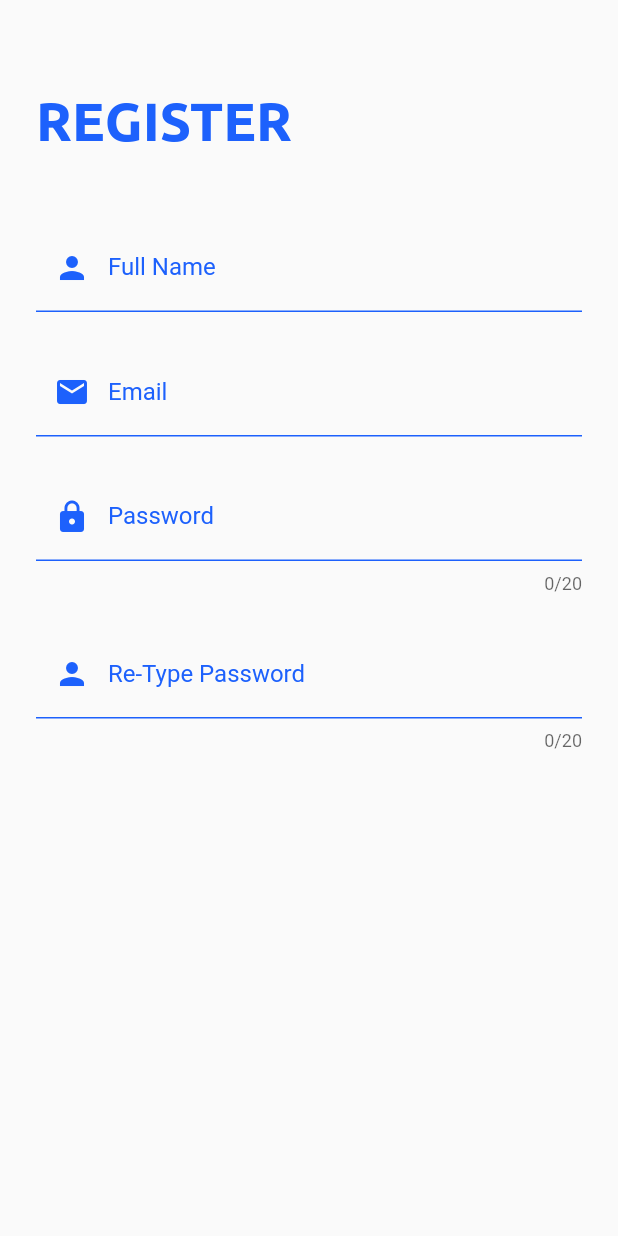
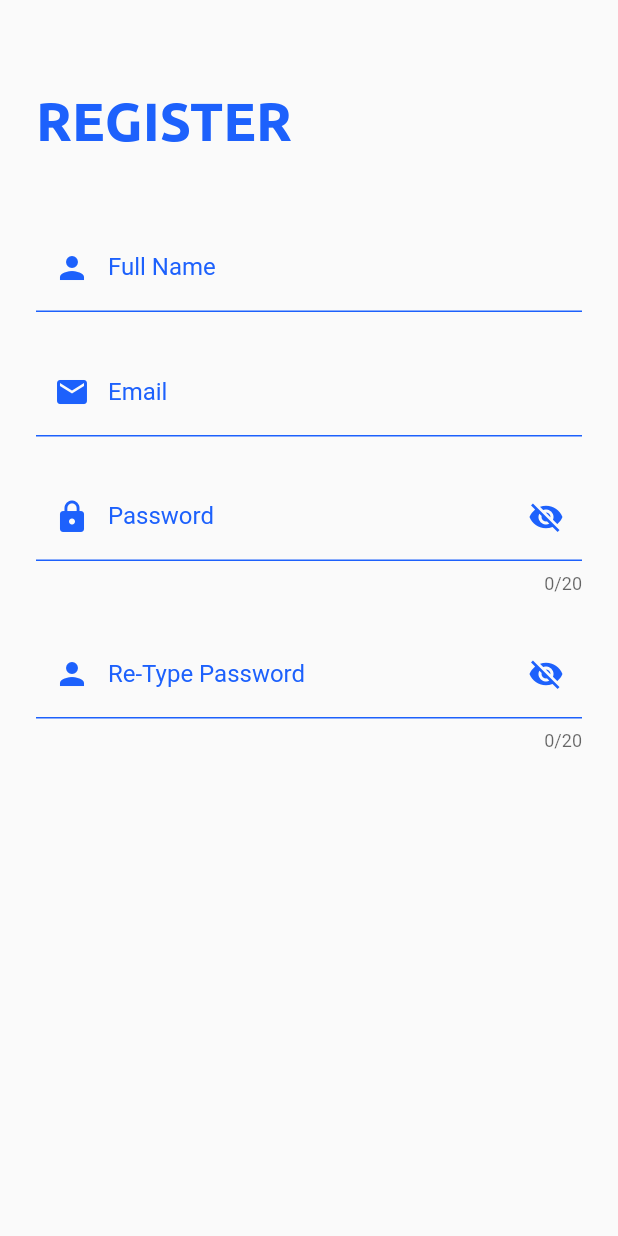
Before and after one commit to LapanganKita/LapanganKita-User, a Flutter app: the screen it shows after launch, on a phone screen of 412 x 824 dp. Run offline on Flutter 3.47's test engine with Material 2 defaults, Android fonts, the light colour scheme and no system bars; project files that could hold a hidden picture were left out.

Commit message:
menambahkan visibilty pada texfield password dan retype password

```diff
--- a/lib/screen/register_screen.dart
+++ b/lib/screen/register_screen.dart
@@ -6,6 +6,20 @@ class RegisterScreen extends StatefulWidget {
 }
 
 class _RegisterScreenState extends State<RegisterScreen> {
+  bool _showPassword = false;
+  bool _showretypepassword = false;
+  void _togglevisibilitypassword() {
+    setState(() {
+      _showPassword = !_showPassword;
+    });
+  }
+  void _togglevisibilityretype() {
+    setState(() {
+      _showretypepassword = !_showretypepassword;
+
+    });
+  }
+
   @override
   Widget build(BuildContext context) {
     return Scaffold(
@@ -60,7 +74,7 @@ class _RegisterScreenState extends State<RegisterScreen> {
           Container(
             margin: EdgeInsets.only(top: 24, left: 24, right: 24),
             child: TextFormField(
-              obscureText: true,
+              obscureText: !_showPassword,
               cursorColor: Theme.of(context).cursorColor,
               maxLength: 20,
               decoration: InputDecoration(
@@ -68,6 +82,15 @@ class _RegisterScreenState extends State<RegisterScreen> {
                     Icon(Icons.lock, color: Color.fromARGB(255, 29, 97, 252)),
                 labelText: 'Password',
                 hintText: "Type your Password",
+                suffixIcon: GestureDetector(
+                  onTap: () {
+                    _togglevisibilitypassword();
+                  },
+                  child: Icon(
+                    _showPassword ? Icons.visibility : Icons.visibility_off,
+                    color: Color.fromARGB(255, 29, 97, 252),
+                  ),
+                ),
                 labelStyle: TextStyle(color: Color.fromARGB(255, 29, 97, 252)),
                 enabledBorder: UnderlineInputBorder(
                   borderSide:
@@ -79,7 +102,7 @@ class _RegisterScreenState extends State<RegisterScreen> {
           Container(
             margin: EdgeInsets.only(top: 24, left: 24, right: 24),
             child: TextFormField(
-              obscureText: true,
+              obscureText: !_showretypepassword,
               cursorColor: Theme.of(context).cursorColor,
               maxLength: 20,
               decoration: InputDecoration(
@@ -87,6 +110,15 @@ class _RegisterScreenState extends State<RegisterScreen> {
                     Icon(Icons.person, color: Color.fromARGB(255, 29, 97, 252)),
                 labelText: 'Re-Type Password',
                 hintText: "Re-Type your Password",
+                suffixIcon: GestureDetector(
+                  onTap: () {
+                    _togglevisibilityretype();
+                  },
+                  child: Icon(
+                    _showretypepassword ? Icons.visibility : Icons.visibility_off,
+                    color: Color.fromARGB(255, 29, 97, 252),
+                  ),
+                ),
                 labelStyle: TextStyle(color: Color.fromARGB(255, 29, 97, 252)),
                 enabledBorder: UnderlineInputBorder(
                   borderSide:
```
